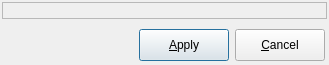
pgmodeler/pgmodeler, file libpgmodeler_ui/ui/baseform.ui: the form before one commit.
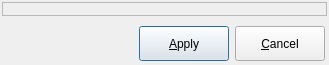
The form after the commit. Icons and pictures are not drawn.

```diff
--- a/libpgmodeler_ui/ui/baseform.ui
+++ b/libpgmodeler_ui/ui/baseform.ui
@@ -122,7 +122,7 @@
           <property name="minimumSize">
            <size>
             <width>90</width>
-            <height>32</height>
+            <height>35</height>
            </size>
           </property>
           <property name="maximumSize">
@@ -169,7 +169,7 @@
           <property name="minimumSize">
            <size>
             <width>90</width>
-            <height>32</height>
+            <height>35</height>
            </size>
           </property>
           <property name="maximumSize">
```
